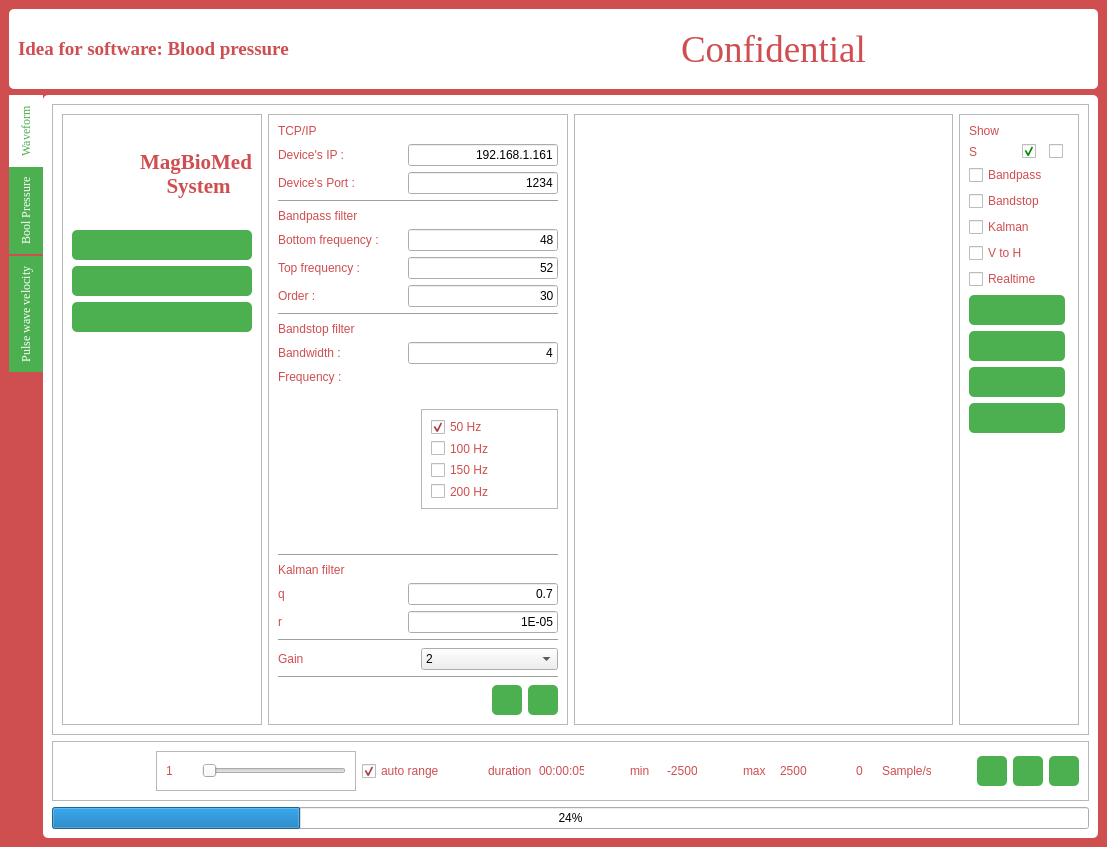
Qt form mainwindow.ui (minhnhan210196/Evteck) before a commit.
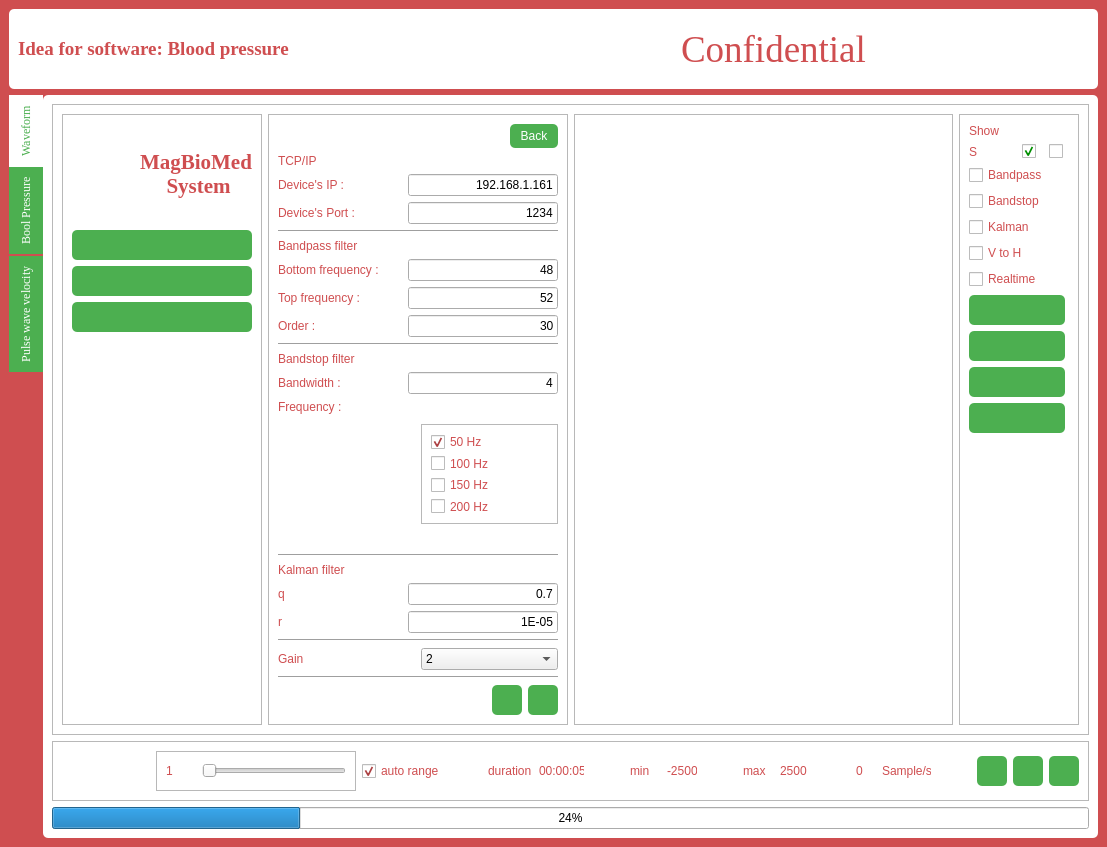
The same form after that commit. Icons and pictures are not drawn.

Diff of the .ui file:
```diff
--- a/mainwindow.ui
+++ b/mainwindow.ui
@@ -469,6 +469,49 @@
               <enum>QFrame::Raised</enum>
              </property>
              <layout class="QVBoxLayout" name="verticalLayout_22">
+              <item>
+               <layout class="QHBoxLayout" name="horizontalLayout_29">
+                <item>
+                 <spacer name="horizontalSpacer_9">
+                  <property name="orientation">
+                   <enum>Qt::Horizontal</enum>
+                  </property>
+                  <property name="sizeHint" stdset="0">
+                   <size>
+                    <width>40</width>
+                    <height>20</height>
+                   </size>
+                  </property>
+                 </spacer>
+                </item>
+                <item>
+                 <widget class="QPushButton" name="back_bt">
+                  <property name="maximumSize">
+                   <size>
+                    <width>100</width>
+                    <height>30</height>
+                   </size>
+                  </property>
+                  <property name="styleSheet">
+                   <string notr="true">QPushButton{
+  padding: 5px 10px;
+  text-align: center;
+  text-decoration: none;
+  outline: none;
+  color: #fff;
+  background-color: #4CAF50;
+  border: none;
+  border-radius: 5px;
+}
+QPushButton:hover {background-color: #3e8e41}</string>
+                  </property>
+                  <property name="text">
+                   <string>Back</string>
+                  </property>
+                 </widget>
+                </item>
+               </layout>
+              </item>
               <item>
                <layout class="QVBoxLayout" name="verticalLayout_18">
                 <item>
```
